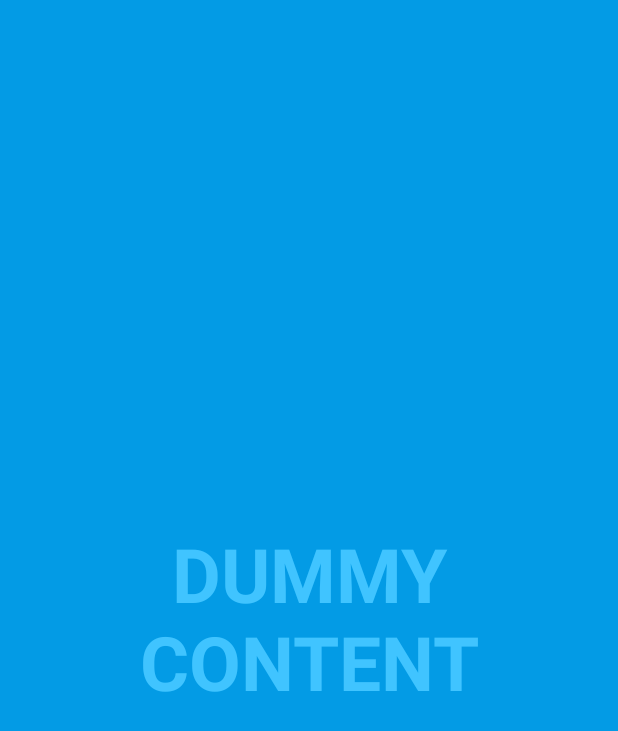
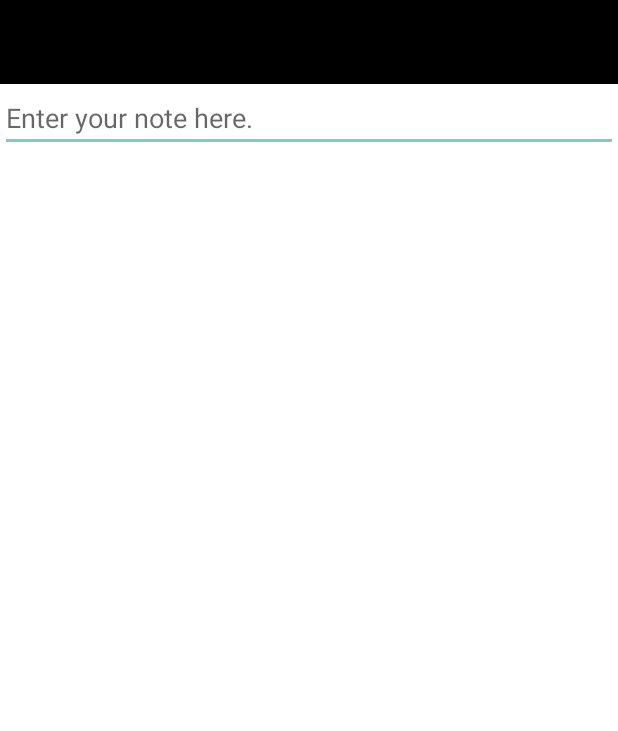
Before and after one commit to khodchenko/FitProject, an Android app: the screen it shows after launch (MainActivity), in the side drawer, after a tap on "NOTEBOOK", on a phone screen of 412 x 824 dp. Shown: the top 731 px of the screen. Run offline under Robolectric (Android 15) with nearby library versions, the phone set to English and light mode, and no system bars; 4 statements that could not run were skipped.

Commit message:
+NoteFragment.kt

```diff
--- a/app/build.gradle
+++ b/app/build.gradle
@@ -44,6 +44,7 @@ dependencies {
     implementation 'androidx.appcompat:appcompat:1.4.0'
     implementation 'com.google.android.material:material:1.4.0'
     implementation 'androidx.constraintlayout:constraintlayout:2.1.2'
+    implementation 'androidx.legacy:legacy-support-v4:1.0.0'
     testImplementation 'junit:junit:4.13.2'
     androidTestImplementation 'androidx.test.ext:junit:1.1.3'
     androidTestImplementation 'androidx.test.espresso:espresso-core:3.4.0'
--- a/app/src/main/java/com/example/fitproject/MainActivity.kt
+++ b/app/src/main/java/com/example/fitproject/MainActivity.kt
@@ -15,6 +15,7 @@ import androidx.fragment.app.Fragment
 import androidx.fragment.app.FragmentManager
 import com.example.fitproject.screens.MainFragment
 import com.example.fitproject.screens.MeasurementsFragment
+import com.example.fitproject.screens.NoteFragment
 import com.example.fitproject.screens.ProgramsFragment
 import java.lang.Exception
 import com.google.android.material.navigation.NavigationView
@@ -77,7 +78,7 @@ class MainActivity : AppCompatActivity() {
             R.id.nav_first_fragment -> MainFragment::class.java
             R.id.nav_second_fragment -> ProgramsFragment::class.java
             R.id.nav_third_fragment -> MeasurementsFragment::class.java
-            R.id.nav_four_fragment -> ProgramsFragment::class.java
+            R.id.nav_four_fragment -> NoteFragment::class.java
             else -> MainFragment::class.java
         }
         try {
--- /dev/null
+++ b/app/src/main/java/com/example/fitproject/screens/NoteFragment.kt
@@ -0,0 +1,56 @@
+package com.example.fitproject.screens
+
+import android.annotation.SuppressLint
+import android.content.Context
+import android.os.Bundle
+import androidx.fragment.app.Fragment
+import android.view.View
+import android.widget.EditText
+import com.example.fitproject.R
+import com.example.fitproject.databinding.FragmentNoteBinding
+import android.content.SharedPreferences
+import androidx.appcompat.app.AppCompatActivity
+
+
+val  KEY = "PREFS_NOTEBOOK"
+
+class NoteFragment : Fragment(R.layout.fragment_note) {
+
+    val sharedPref = activity?.getSharedPreferences(KEY, Context.MODE_PRIVATE)
+
+
+    override fun onViewCreated(view: View, savedInstanceState: Bundle?) {
+        super.onViewCreated(view, savedInstanceState)
+        var binding =  FragmentNoteBinding.bind(view)
+
+                binding.tvNote.setText(getValue())
+        (activity as AppCompatActivity?)!!.supportActionBar!!.hide()
+    }
+
+    override fun onResume() {
+        super.onResume()
+        var text = view?.findViewById<EditText>(R.id.tv_note)
+        saveFromEditText(text?.getText().toString())
+    }
+
+    @SuppressLint("CommitPrefEdits", "ApplySharedPref")
+    override fun onPause() {
+        super.onPause()
+        var text = view?.findViewById<EditText>(R.id.tv_note)
+        if (text != null){
+            saveFromEditText(text.text.toString())
+        }
+        (activity as AppCompatActivity?)!!.supportActionBar!!.show()
+    }
+    private fun saveFromEditText(text: String) {
+        val sharedPref: SharedPreferences? = activity?.getPreferences(Context.MODE_PRIVATE)
+        val editor = sharedPref?.edit()
+        editor?.putString(KEY, text)
+        editor?.apply()
+    }
+
+    private fun getValue(): String? {
+        val sharedPref: SharedPreferences? = activity?.getPreferences(Context.MODE_PRIVATE)
+        return sharedPref?.getString(KEY, "") //the 2 argument return default value
+    }
+}
--- a/app/src/main/res/layout/fragment_main.xml
+++ b/app/src/main/res/layout/fragment_main.xml
@@ -15,7 +15,6 @@
         android:layout_marginTop="80dp"
         android:orientation="vertical"
         app:layout_constraintTop_toTopOf="parent">
-
         <androidx.recyclerview.widget.RecyclerView
             android:id="@+id/day_recycler_view"
             android:layout_width="match_parent"
@@ -23,11 +22,11 @@
             android:orientation="horizontal">
 
         </androidx.recyclerview.widget.RecyclerView>
-
         <androidx.viewpager2.widget.ViewPager2
             android:id="@+id/view_pager2"
             android:layout_width="match_parent"
             android:layout_height="match_parent">
+
 
 
         </androidx.viewpager2.widget.ViewPager2>
--- /dev/null
+++ b/app/src/main/res/layout/fragment_note.xml
@@ -0,0 +1,31 @@
+<?xml version="1.0" encoding="utf-8"?>
+<androidx.coordinatorlayout.widget.CoordinatorLayout xmlns:android="http://schemas.android.com/apk/res/android"
+    xmlns:app="http://schemas.android.com/apk/res-auto"
+    xmlns:tools="http://schemas.android.com/tools"
+    android:layout_width="match_parent"
+    android:layout_height="match_parent"
+    app:layout_behavior="@string/appbar_scrolling_view_behavior">
+
+    <include
+        android:id="@+id/include"
+        layout="@layout/toolbar" />
+
+    <RelativeLayout
+        android:layout_width="match_parent"
+        android:layout_height="match_parent"
+        android:layout_marginTop="?attr/actionBarSize"
+        tools:context=".screens.NoteFragment">
+
+        <EditText
+            android:id="@+id/tv_note"
+            android:layout_width="match_parent"
+            android:layout_height="wrap_content"
+            android:gravity="left"
+            android:hint="Enter your note here."
+
+            android:textIsSelectable="true" />
+
+
+    </RelativeLayout>
+
+</androidx.coordinatorlayout.widget.CoordinatorLayout>
--- a/app/src/main/res/navigation/nav_graph_application.xml
+++ b/app/src/main/res/navigation/nav_graph_application.xml
@@ -29,6 +29,9 @@
             app:launchSingleTop="false"
             app:popUpTo="@id/mainFragment"
             app:popUpToInclusive="false" />
+        <action
+            android:id="@+id/action_mainFragment_to_noteFragment"
+            app:destination="@id/noteFragment" />
     </fragment>
 
     <!--Add popUpTo to deny back button-->
@@ -79,4 +82,9 @@
         android:name="com.example.fitproject.screens.NewExerciseFragment"
         android:label="fragment_new_exercise"
         tools:layout="@layout/fragment_new_exercise" />
+    <fragment
+        android:id="@+id/noteFragment"
+        android:name="com.example.fitproject.screens.NoteFragment"
+        android:label="fragment_note"
+        tools:layout="@layout/fragment_note" />
 </navigation>
--- a/app/src/main/res/values/strings.xml
+++ b/app/src/main/res/values/strings.xml
@@ -134,4 +134,7 @@
     <string name="friday">FRI</string>
     <string name="saturday">SAT</string>
     <string name="sunday">SUN</string>
+    <!-- TODO: Remove or change this placeholder text -->
+    <string name="hello_blank_fragment">Hello blank fragment</string>
+    <string name="preference_note_key">PREF_NOTE_KEY</string>
 </resources>
```
